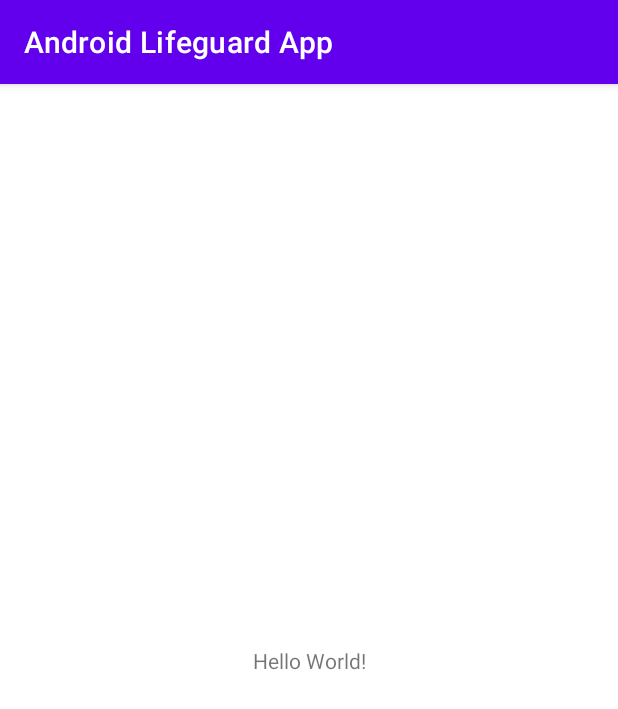
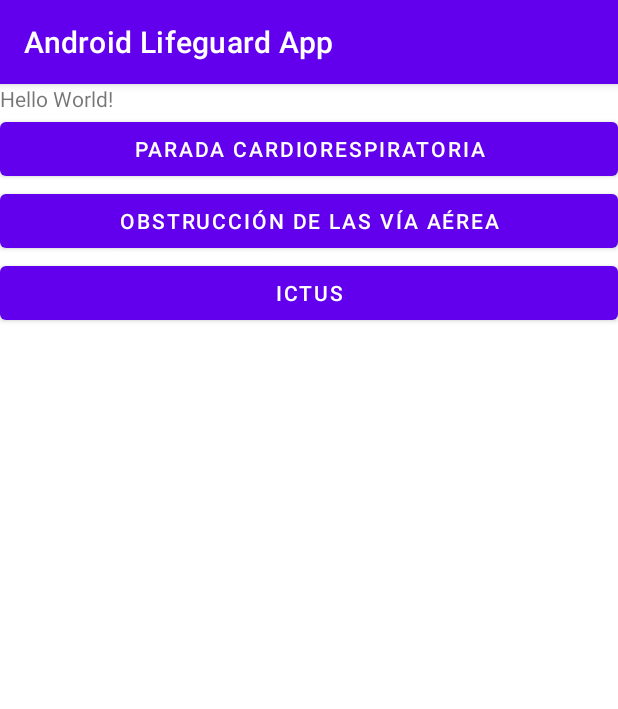
Before and after one commit to bieitoSousa/Android_Lifeguard_App, an Android app: the screen it shows after launch (MainActivity), on a phone screen of 412 x 824 dp. Shown: the top 709 px of the screen. Run offline under Robolectric (Android 15) with nearby library versions, the phone set to English and light mode, and no system bars.

Commit message:
Start Layout

```diff
--- a/app/src/main/res/layout/activity_main.xml
+++ b/app/src/main/res/layout/activity_main.xml
@@ -1,9 +1,10 @@
 <?xml version="1.0" encoding="utf-8"?>
-<androidx.constraintlayout.widget.ConstraintLayout xmlns:android="http://schemas.android.com/apk/res/android"
+<LinearLayout xmlns:android="http://schemas.android.com/apk/res/android"
     xmlns:app="http://schemas.android.com/apk/res-auto"
     xmlns:tools="http://schemas.android.com/tools"
     android:layout_width="match_parent"
     android:layout_height="match_parent"
+    android:orientation="vertical"
     tools:context=".MainActivity">
 
     <TextView
@@ -15,4 +16,29 @@
         app:layout_constraintRight_toRightOf="parent"
         app:layout_constraintTop_toTopOf="parent" />
 
-</androidx.constraintlayout.widget.ConstraintLayout>
+    <Button
+        android:id="@+id/button"
+        android:layout_width="match_parent"
+        android:layout_height="wrap_content"
+        android:text="@string/RCP"
+        android:gravity="center"
+        />
+
+    <Button
+        android:id="@+id/button2"
+        android:layout_width="match_parent"
+        android:layout_height="wrap_content"
+        android:text="@string/OVACE"
+        android:gravity="center"
+         />
+
+    <Button
+        android:id="@+id/button3"
+        android:layout_width="match_parent"
+        android:layout_height="wrap_content"
+        android:text="@string/ICTUS"
+        android:gravity="center"
+         />
+
+
+</LinearLayout>
--- a/app/src/main/res/values/strings.xml
+++ b/app/src/main/res/values/strings.xml
@@ -1,3 +1,6 @@
 <resources>
     <string name="app_name">Android Lifeguard App</string>
+    <string name="RCP">Parada CardioRespiratoria</string>
+    <string name="OVACE">Obstrucción de las vía aérea </string>
+    <string name="ICTUS">Ictus</string>
 </resources>
```
